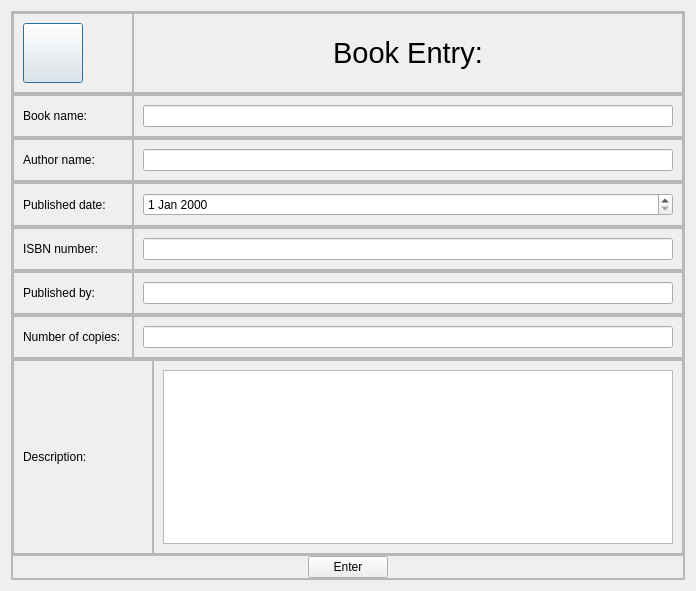
Qt form entry.ui (aavashlamichhane/LibMan) before a commit.
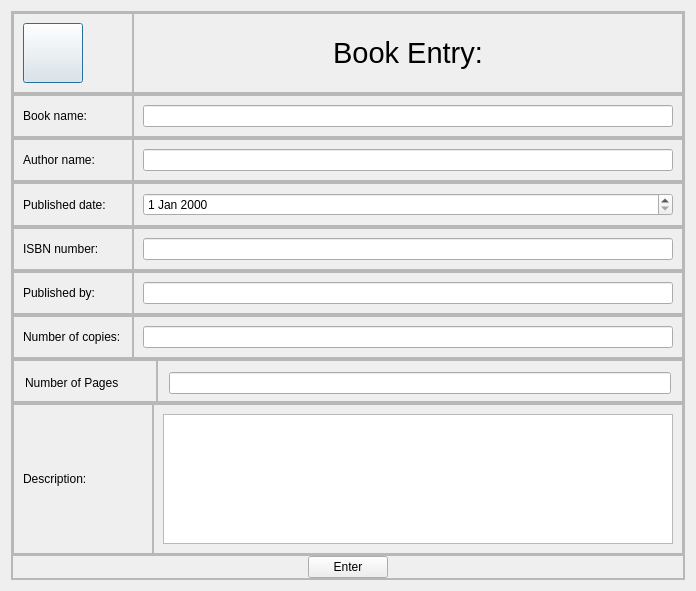
The same form after that commit. Icons and pictures are not drawn.

Patch:
```diff
--- a/entry.ui
+++ b/entry.ui
@@ -570,6 +570,103 @@
         </layout>
        </widget>
       </item>
+      <item>
+       <widget class="QFrame" name="frame_27">
+        <property name="frameShape">
+         <enum>QFrame::StyledPanel</enum>
+        </property>
+        <property name="frameShadow">
+         <enum>QFrame::Raised</enum>
+        </property>
+        <layout class="QHBoxLayout" name="horizontalLayout_27">
+         <property name="spacing">
+          <number>0</number>
+         </property>
+         <property name="leftMargin">
+          <number>0</number>
+         </property>
+         <property name="topMargin">
+          <number>0</number>
+         </property>
+         <property name="rightMargin">
+          <number>0</number>
+         </property>
+         <property name="bottomMargin">
+          <number>0</number>
+         </property>
+         <item>
+          <widget class="QFrame" name="frame_29">
+           <property name="frameShape">
+            <enum>QFrame::StyledPanel</enum>
+           </property>
+           <property name="frameShadow">
+            <enum>QFrame::Raised</enum>
+           </property>
+           <layout class="QHBoxLayout" name="horizontalLayout_29">
+            <property name="spacing">
+             <number>0</number>
+            </property>
+            <property name="leftMargin">
+             <number>11</number>
+            </property>
+            <property name="topMargin">
+             <number>11</number>
+            </property>
+            <property name="rightMargin">
+             <number>11</number>
+            </property>
+            <property name="bottomMargin">
+             <number>7</number>
+            </property>
+            <item>
+             <widget class="QLabel" name="label_9">
+              <property name="minimumSize">
+               <size>
+                <width>120</width>
+                <height>0</height>
+               </size>
+              </property>
+              <property name="text">
+               <string>Number of Pages</string>
+              </property>
+             </widget>
+            </item>
+           </layout>
+          </widget>
+         </item>
+         <item>
+          <widget class="QFrame" name="frame_28">
+           <property name="frameShape">
+            <enum>QFrame::StyledPanel</enum>
+           </property>
+           <property name="frameShadow">
+            <enum>QFrame::Raised</enum>
+           </property>
+           <layout class="QHBoxLayout" name="horizontalLayout_28">
+            <property name="spacing">
+             <number>0</number>
+            </property>
+            <property name="leftMargin">
+             <number>11</number>
+            </property>
+            <property name="topMargin">
+             <number>11</number>
+            </property>
+            <property name="rightMargin">
+             <number>11</number>
+            </property>
+            <property name="bottomMargin">
+             <number>7</number>
+            </property>
+            <item>
+             <widget class="QLineEdit" name="lineEdit_page"/>
+            </item>
+           </layout>
+          </widget>
+         </item>
+        </layout>
+       </widget>
+      </item>
       <item>
        <widget class="QFrame" name="frame_9">
         <property name="frameShape">
```
